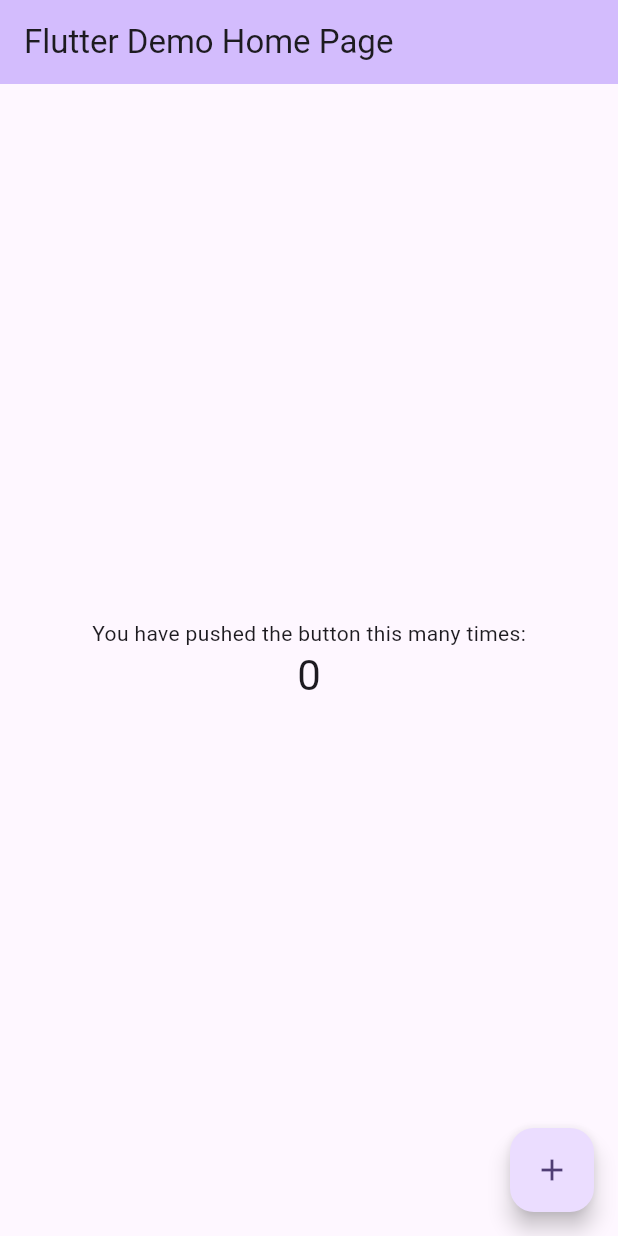
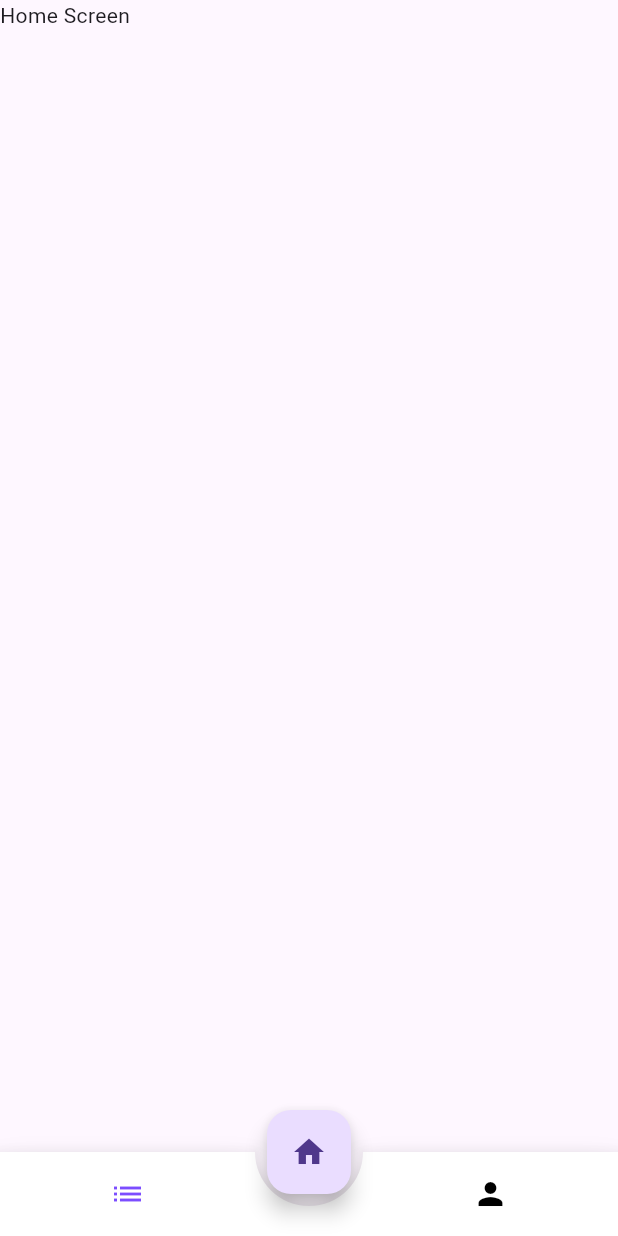
Before and after one commit to hasanke20/spor_takip_uygulamasi, a Flutter app: the screen it shows after launch, on a phone screen of 412 x 824 dp. Run offline on Flutter 3.47's test engine with Material 3 defaults, Android fonts, the phone set to English and light mode, and no system bars; drawn by our look-alikes of animated_bottom_navigation_bar; our stand-ins replace get.

Commit message:
Home-Program-Profile
Home-Program-Profile arayuzleri eklendi. BottomNavigationBar sayesinde sayfalar arasi gecis saglandi.

```diff
--- /dev/null
+++ b/lib/interfaces/assigner.dart
@@ -0,0 +1,45 @@
+import 'package:animated_bottom_navigation_bar/animated_bottom_navigation_bar.dart';
+import 'package:flutter/material.dart';
+import 'package:spor_takip_uygulamasi/interfaces/home.dart';
+import 'package:spor_takip_uygulamasi/interfaces/profil.dart';
+import 'package:spor_takip_uygulamasi/interfaces/program.dart';
+
+class Assigner extends StatefulWidget {
+  const Assigner({super.key});
+
+  @override
+  State<Assigner> createState() => _AssignerState();
+}
+
+class _AssignerState extends State<Assigner> {
+  int _currentTab = 0;
+  final List<Widget> _screens = [Home(), ProgramScreen(), ProfilScreen()];
+
+  @override
+  Widget build(BuildContext context) {
+    return Scaffold(
+      floatingActionButton: FloatingActionButton(
+        onPressed: () {
+          setState(() {
+            _currentTab = 0;
+          });
+        },
+        child: Icon(Icons.home),
+      ),
+      floatingActionButtonLocation: FloatingActionButtonLocation.centerDocked,
+      bottomNavigationBar: AnimatedBottomNavigationBar(
+        gapLocation: GapLocation.center,
+        icons: [Icons.list, Icons.person],
+        activeIndex: _currentTab,
+        onTap: (int index) {
+          setState(
+            () {
+              _currentTab = index + 1;
+            },
+          );
+        },
+      ),
+      body: _screens[_currentTab],
+    );
+  }
+}
--- /dev/null
+++ b/lib/interfaces/home.dart
@@ -0,0 +1,21 @@
+import 'package:flutter/material.dart';
+
+class Home extends StatefulWidget {
+  const Home({super.key});
+
+  @override
+  State<Home> createState() => _HomeState();
+}
+
+class _HomeState extends State<Home> {
+  @override
+  Widget build(BuildContext context) {
+    return SafeArea(
+      child: Column(
+        children: [
+          Text('Home Screen'),
+        ],
+      ),
+    );
+  }
+}
--- a/lib/main.dart
+++ b/lib/main.dart
@@ -1,125 +1,14 @@
 import 'package:flutter/material.dart';
+import 'package:get/get.dart';
+import 'package:spor_takip_uygulamasi/interfaces/assigner.dart';
 
-void main() {
-  runApp(const MyApp());
-}
-
-class MyApp extends StatelessWidget {
-  const MyApp({super.key});
-
-  // This widget is the root of your application.
-  @override
-  Widget build(BuildContext context) {
-    return MaterialApp(
-      title: 'Flutter Demo',
-      theme: ThemeData(
-        // This is the theme of your application.
-        //
-        // TRY THIS: Try running your application with "flutter run". You'll see
-        // the application has a purple toolbar. Then, without quitting the app,
-        // try changing the seedColor in the colorScheme below to Colors.green
-        // and then invoke "hot reload" (save your changes or press the "hot
-        // reload" button in a Flutter-supported IDE, or press "r" if you used
-        // the command line to start the app).
-        //
-        // Notice that the counter didn't reset back to zero; the application
-        // state is not lost during the reload. To reset the state, use hot
-        // restart instead.
-        //
-        // This works for code too, not just values: Most code changes can be
-        // tested with just a hot reload.
-        colorScheme: ColorScheme.fromSeed(seedColor: Colors.deepPurple),
-        useMaterial3: true,
-      ),
-      home: const MyHomePage(title: 'Flutter Demo Home Page'),
-    );
-  }
-}
-
-class MyHomePage extends StatefulWidget {
-  const MyHomePage({super.key, required this.title});
-
-  // This widget is the home page of your application. It is stateful, meaning
-  // that it has a State object (defined below) that contains fields that affect
-  // how it looks.
-
-  // This class is the configuration for the state. It holds the values (in this
-  // case the title) provided by the parent (in this case the App widget) and
-  // used by the build method of the State. Fields in a Widget subclass are
-  // always marked "final".
-
-  final String title;
-
-  @override
-  State<MyHomePage> createState() => _MyHomePageState();
-}
-
-class _MyHomePageState extends State<MyHomePage> {
-  int _counter = 0;
-
-  void _incrementCounter() {
-    setState(() {
-      // This call to setState tells the Flutter framework that something has
-      // changed in this State, which causes it to rerun the build method below
-      // so that the display can reflect the updated values. If we changed
-      // _counter without calling setState(), then the build method would not be
-      // called again, and so nothing would appear to happen.
-      _counter++;
-    });
-  }
-
-  @override
-  Widget build(BuildContext context) {
-    // This method is rerun every time setState is called, for instance as done
-    // by the _incrementCounter method above.
-    //
-    // The Flutter framework has been optimized to make rerunning build methods
-    // fast, so that you can just rebuild anything that needs updating rather
-    // than having to individually change instances of widgets.
-    return Scaffold(
-      appBar: AppBar(
-        // TRY THIS: Try changing the color here to a specific color (to
-        // Colors.amber, perhaps?) and trigger a hot reload to see the AppBar
-        // change color while the other colors stay the same.
-        backgroundColor: Theme.of(context).colorScheme.inversePrimary,
-        // Here we take the value from the MyHomePage object that was created by
-        // the App.build method, and use it to set our appbar title.
-        title: Text(widget.title),
-      ),
-      body: Center(
-        // Center is a layout widget. It takes a single child and positions it
-        // in the middle of the parent.
-        child: Column(
-          // Column is also a layout widget. It takes a list of children and
-          // arranges them vertically. By default, it sizes itself to fit its
-          // children horizontally, and tries to be as tall as its parent.
-          //
-          // Column has various properties to control how it sizes itself and
-          // how it positions its children. Here we use mainAxisAlignment to
-          // center the children vertically; the main axis here is the vertical
-          // axis because Columns are vertical (the cross axis would be
-          // horizontal).
-          //
-          // TRY THIS: Invoke "debug painting" (choose the "Toggle Debug Paint"
-          // action in the IDE, or press "p" in the console), to see the
-          // wireframe for each widget.
-          mainAxisAlignment: MainAxisAlignment.center,
-          children: <Widget>[
-            const Text(
-              'You have pushed the button this many times:',
-            ),
-            Text(
-              '$_counter',
-              style: Theme.of(context).textTheme.headlineMedium,
-            ),
-          ],
-        ),
-      ),
-      floatingActionButton: FloatingActionButton(
-        onPressed: _incrementCounter,
-        tooltip: 'Increment',
-        child: const Icon(Icons.add),
-      ), // This trailing comma makes auto-formatting nicer for build methods.
-    );
-  }
-}
+void main() => runApp(GetMaterialApp(
+      initialRoute: '/',
+      getPages: [
+        GetPage(
+            name: '/',
+            page: () => Assigner()), // Ana sayfanızı başlangıç rotası yapın
+        // Diğer rotaları buraya ekleyin
+      ],
+      title: 'Weight Tracker',
+    ));
--- a/pubspec.yaml
+++ b/pubspec.yaml
@@ -35,6 +35,9 @@ dependencies:
   # The following adds the Cupertino Icons font to your application.
   # Use with the CupertinoIcons class for iOS style icons.
   cupertino_icons: ^1.0.8
+  get: ^4.6.6
+  font_awesome_flutter: ^10.7.0
+  animated_bottom_navigation_bar: ^1.3.3
 
 dev_dependencies:
   flutter_test:
```
Also changed, not shown: lib/interfaces/profil.dart (added, +23 -0 lines), lib/interfaces/program.dart (added, +23 -0 lines), 2 other files.
